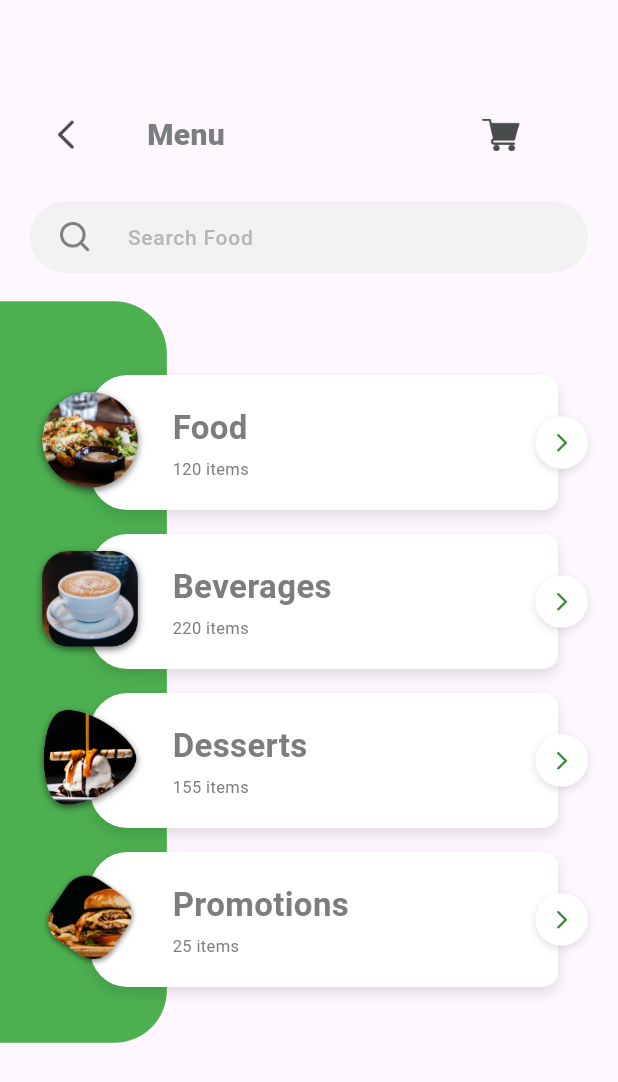
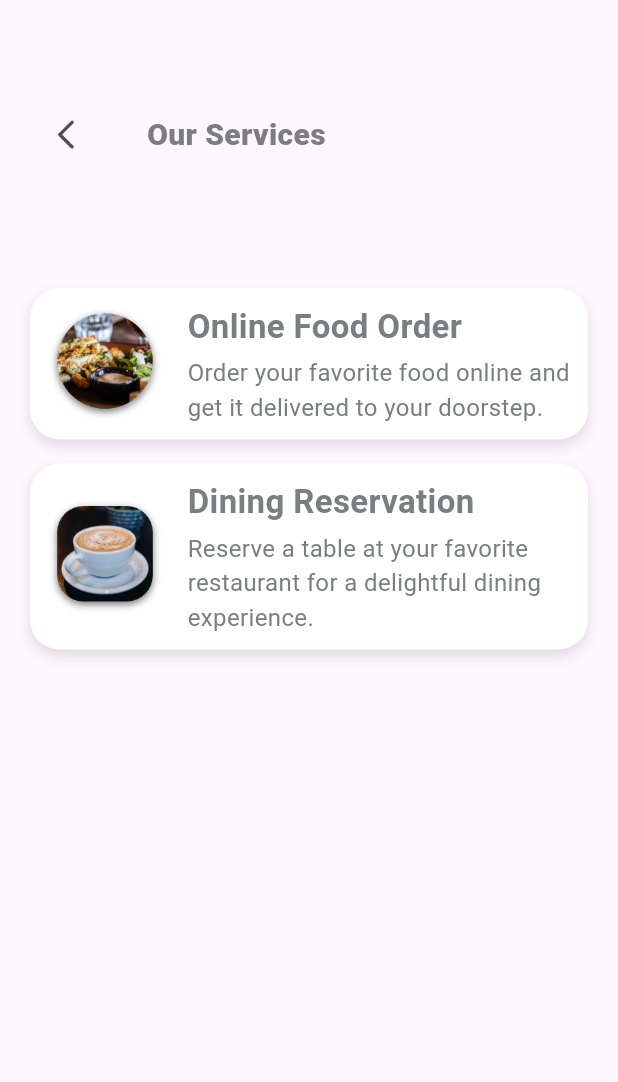
Before and after one commit to OneByte-Foods/ONE-BYTE-FOOD-MOBILE, a Flutter app: the RestaurantPage screen opened directly, after a tap on "Lavie Garden", on a phone screen of 412 x 824 dp. Shown: the top 1082 px of the screen. Run offline on Flutter 3.47's test engine with Material 3 defaults, Android fonts, the phone set to English and light mode, and no system bars; our stand-ins replace awesome_notifications, cloud_firestore, connectivity_plus, dio, firebase_auth, firebase_core and 13 more; missing offline and left inert: custom_map_markers, flutter_polyline_points, khalti_flutter, mobile_scanner, qr_scanner_overlay; accounts and stored records are empty; network calls fail.

Commit message:
✨ feat: Update imports in restaurant_page.dart and app_routes.dart

```diff
--- a/lib/routes/app_routes.dart
+++ b/lib/routes/app_routes.dart
@@ -3,6 +3,7 @@ import 'package:One_Bytes_Food/screens/dashboard_screen.dart';
 import 'package:One_Bytes_Food/screens/forgot_password.dart';
 import 'package:One_Bytes_Food/screens/login_page.dart';
 import 'package:One_Bytes_Food/screens/map/map_screen.dart';
+import 'package:One_Bytes_Food/screens/menu/menu_view.dart';
 import 'package:One_Bytes_Food/screens/payment_portal_screen.dart';
 import 'package:One_Bytes_Food/screens/seat_reservation_screen.dart';
 import 'package:One_Bytes_Food/screens/signup_screen.dart';
@@ -25,6 +26,7 @@ class AppRoutes {
   static const String qrCodeScannerScreen = '/qr-code-scanner-screen';
   static const String paymentPortalScreen = '/payment-portal-screen';
   static const String googleMapScreen = '/google-maps-screen';
+  static const String menuViewScreen = '/menu-view-screen';
 
   static Map<String, WidgetBuilder> routes = {
     onBoardingScreen: (context) => OnBoardingView(),
@@ -38,5 +40,6 @@ class AppRoutes {
     paymentPortalScreen: (context) => PaymentPortalScreen(),
     seatReservationScreen: (context) => SeatReservationScreen(),
     googleMapScreen: (context) => MapScreen(),
+    menuViewScreen: (context) => MenuView(),
   };
 }
--- /dev/null
+++ b/lib/screens/online_offline_page.dart
@@ -0,0 +1,155 @@
+import 'package:One_Bytes_Food/constants/global_colors.dart';
+import 'package:One_Bytes_Food/screens/menu/menu_view.dart';
+import 'package:One_Bytes_Food/screens/seat_reservation_screen.dart';
+import 'package:flutter/material.dart';
+
+class ModeScreen extends StatefulWidget {
+  const ModeScreen({Key? key}) : super(key: key);
+
+  @override
+  State<ModeScreen> createState() => _ModeScreenState();
+}
+
+class _ModeScreenState extends State<ModeScreen> {
+  List<Map<String, String>> servicesArr = [
+    {
+      "name": "Online Food Order",
+      "description":
+          "Order your favorite food online and get it delivered to your doorstep.",
+      "image": "assets/img/menu_1.png",
+    },
+    {
+      "name": "Dining Reservation",
+      "description":
+          "Reserve a table at your favorite restaurant for a delightful dining experience.",
+      "image": "assets/img/menu_2.png",
+    },
+  ];
+
+  @override
+  Widget build(BuildContext context) {
+    var media = MediaQuery.of(context).size;
+    return Scaffold(
+      body: SingleChildScrollView(
+        child: Padding(
+          padding: const EdgeInsets.symmetric(vertical: 20),
+          child: Column(
+            children: [
+              const SizedBox(
+                height: 46,
+              ),
+              Padding(
+                padding: const EdgeInsets.symmetric(horizontal: 20),
+                child: Row(
+                  children: [
+                    IconButton(
+                      onPressed: () {
+                        Navigator.pop(context);
+                      },
+                      icon: Image.asset("assets/img/btn_back.png",
+                          width: 20, height: 20),
+                    ),
+                    const SizedBox(
+                      width: 30,
+                    ),
+                    Text(
+                      "Our Services",
+                      style: TextStyle(
+                          color: AppColors.primaryText,
+                          fontSize: 20,
+                          fontWeight: FontWeight.w800),
+                    ),
+                  ],
+                ),
+              ),
+              const SizedBox(
+                height: 70,
+              ),
+              Column(
+                children: servicesArr.map((mObj) {
+                  var name = mObj["name"]!;
+                  var description = mObj["description"]!;
+                  var image = mObj["image"]!;
+
+                  return GestureDetector(
+                    onTap: () {
+                      if (name == "Online Food Order") {
+                        Navigator.push(
+                          context,
+                          MaterialPageRoute(
+                            builder: (context) => const MenuView(),
+                          ),
+                        );
+                      } else {
+                        Navigator.push(
+                          context,
+                          MaterialPageRoute(
+                            builder: (context) => const SeatReservationScreen(),
+                          ),
+                        );
+                      }
+                    },
+                    child: Container(
+                      margin: const EdgeInsets.symmetric(vertical: 8),
+                      width: media.width - 40,
+                      padding: const EdgeInsets.all(10),
+                      decoration: BoxDecoration(
+                        color: Colors.white,
+                        borderRadius: BorderRadius.circular(20),
+                        boxShadow: [
+                          BoxShadow(
+                            color: Colors.black12,
+                            blurRadius: 7,
+                            offset: const Offset(0, 4),
+                          ),
+                        ],
+                      ),
+                      child: Row(
+                        children: [
+                          Image.asset(
+                            image,
+                            width: 80,
+                            height: 80,
+                            fit: BoxFit.contain,
+                          ),
+                          const SizedBox(
+                            width: 15,
+                          ),
+                          Expanded(
+                            child: Column(
+                              crossAxisAlignment: CrossAxisAlignment.start,
+                              children: [
+                                Text(
+                                  name,
+                                  style: const TextStyle(
+                                    color: AppColors.primaryText,
+                                    fontSize: 22,
+                                    fontWeight: FontWeight.w700,
+                                  ),
+                                ),
+                                const SizedBox(
+                                  height: 4,
+                                ),
+                                Text(
+                                  description,
+                                  style: const TextStyle(
+                                    color: AppColors.secondaryText,
+                                    fontSize: 16,
+                                  ),
+                                ),
+                              ],
+                            ),
+                          ),
+                        ],
+                      ),
+                    ),
+                  );
+                }).toList(),
+              ),
+            ],
+          ),
+        ),
+      ),
+    );
+  }
+}
--- a/lib/screens/restaurant_page.dart
+++ b/lib/screens/restaurant_page.dart
@@ -1,5 +1,5 @@
 import 'package:One_Bytes_Food/constants/app_style.dart';
-import 'package:One_Bytes_Food/screens/menu/menu_view.dart';
+import 'package:One_Bytes_Food/screens/online_offline_page.dart';
 import 'package:flutter/material.dart';
 
 import '../widgets/menu_item_row.dart';
@@ -145,7 +145,7 @@ class _RestaurantPageState extends State<RestaurantPage> {
                       Navigator.push(
                         context,
                         MaterialPageRoute(
-                            builder: (context) => const MenuView()),
+                            builder: (context) => const ModeScreen()),
                       );
                     },
                   );
```
Also changed, not shown: lib/screens/map/map_screen.dart (+21 -19 lines), lib/screens/profile_page_screen.dart (+23 -2 lines).
